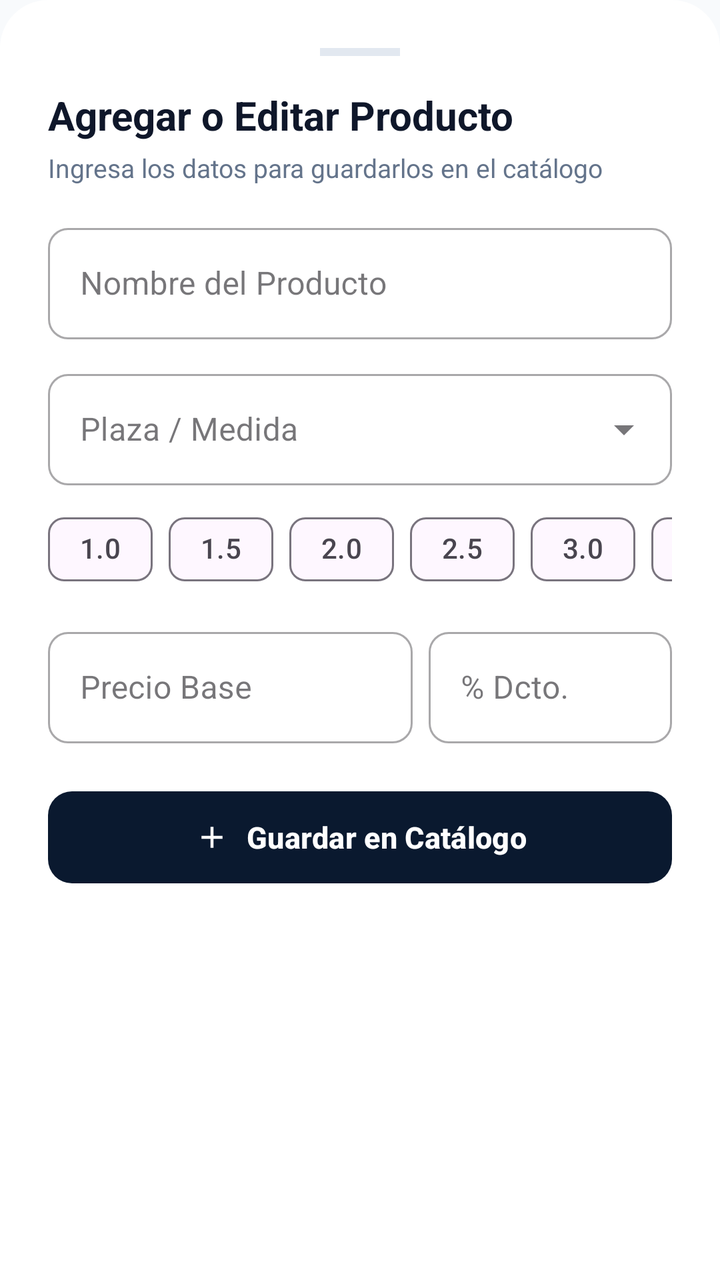
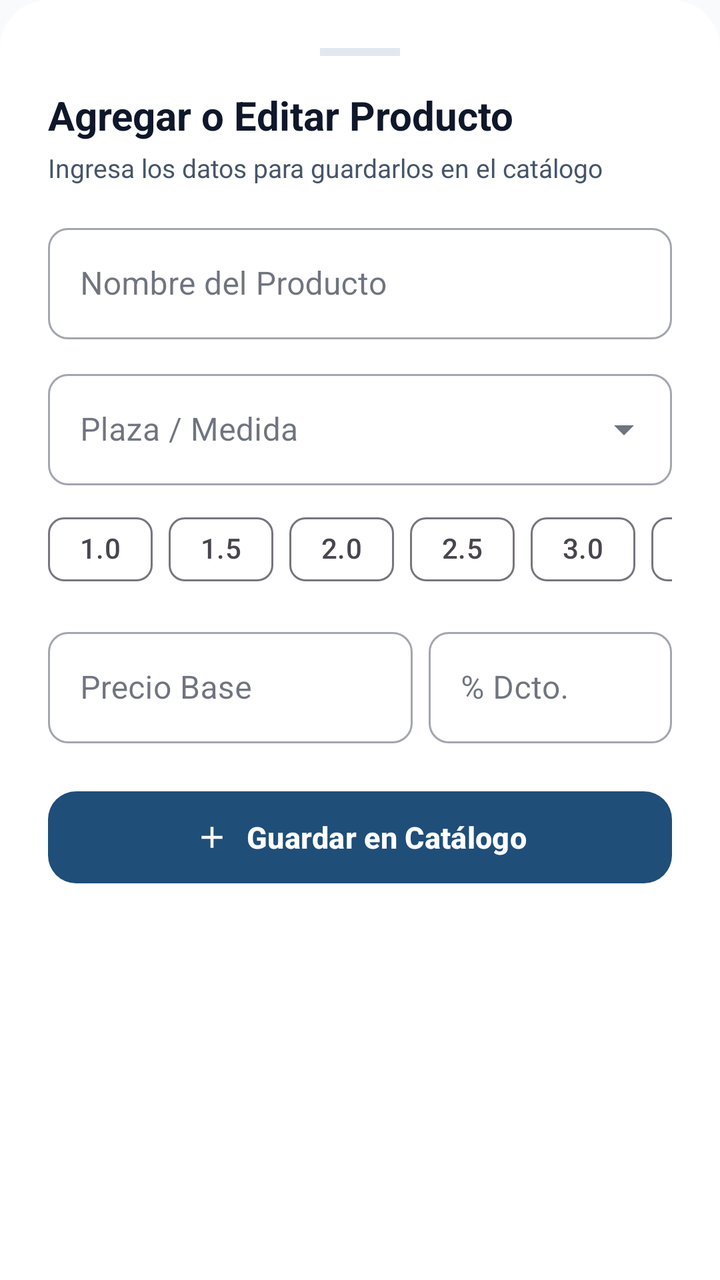

Before-and-after screenshots of an Android layout around one commit, followed by the original layout XML and the change that was made.
<!-- AndroidManifest.xml: application theme Theme.Cannon -->
<!-- res/layout/dialog_add_product.xml -->
<?xml version="1.0" encoding="utf-8"?>
<LinearLayout xmlns:android="http://schemas.android.com/apk/res/android"
    xmlns:app="http://schemas.android.com/apk/res-auto"
    android:layout_width="match_parent"
    android:layout_height="wrap_content"
    android:orientation="vertical"
    android:background="@drawable/bg_bottom_sheet"
    android:padding="24dp">

    <View
        android:layout_width="40dp"
        android:layout_height="4dp"
        android:layout_gravity="center_horizontal"
        android:layout_marginBottom="16dp"
        android:background="@color/divider" />

    <TextView
        android:id="@+id/tvDialogTitulo"
        android:layout_width="wrap_content"
        android:layout_height="wrap_content"
        android:text="Agregar o Editar Producto"
        android:textColor="@color/text_primary"
        android:textSize="20sp"
        android:textStyle="bold" />

    <TextView
        android:id="@+id/tvDialogSubtitulo"
        android:layout_width="wrap_content"
        android:layout_height="wrap_content"
        android:layout_marginTop="4dp"
        android:layout_marginBottom="16dp"
        android:text="Ingresa los datos para guardarlos en el catálogo"
        android:textColor="@color/text_secondary"
        android:textSize="13sp" />

    
    <com.google.android.material.textfield.TextInputLayout
        android:id="@+id/tilDialogNombre"
        style="@style/Widget.MaterialComponents.TextInputLayout.OutlinedBox"
        android:layout_width="match_parent"
        android:layout_height="wrap_content"
        android:layout_marginBottom="12dp"
        android:hint="Nombre del Producto"
        app:boxCornerRadiusBottomEnd="10dp"
        app:boxCornerRadiusBottomStart="10dp"
        app:boxCornerRadiusTopEnd="10dp"
        app:boxCornerRadiusTopStart="10dp">

        <com.google.android.material.textfield.TextInputEditText
            android:id="@+id/etDialogNombre"
            android:layout_width="match_parent"
            android:layout_height="wrap_content"
            android:inputType="textCapWords" />
    </com.google.android.material.textfield.TextInputLayout>

    
    <com.google.android.material.textfield.TextInputLayout
        android:id="@+id/tilDialogPlaza"
        style="@style/Widget.MaterialComponents.TextInputLayout.OutlinedBox.ExposedDropdownMenu"
        android:layout_width="match_parent"
        android:layout_height="wrap_content"
        android:layout_marginBottom="8dp"
        android:hint="Plaza / Medida"
        app:boxCornerRadiusBottomEnd="10dp"
        app:boxCornerRadiusBottomStart="10dp"
        app:boxCornerRadiusTopEnd="10dp"
        app:boxCornerRadiusTopStart="10dp">

        <AutoCompleteTextView
            android:id="@+id/autoDialogPlaza"
            android:layout_width="match_parent"
            android:layout_height="wrap_content"
            android:inputType="text" />
    </com.google.android.material.textfield.TextInputLayout>

    
    <HorizontalScrollView
        android:layout_width="match_parent"
        android:layout_height="wrap_content"
        android:layout_marginBottom="12dp"
        android:scrollbars="none">

        <com.google.android.material.chip.ChipGroup
            android:id="@+id/chipGroupPlazasSugeridas"
            android:layout_width="wrap_content"
            android:layout_height="wrap_content"
            app:singleLine="true">

            <com.google.android.material.chip.Chip
                android:id="@+id/chipPlaza10"
                style="@style/Widget.Material3.Chip.Suggestion"
                android:layout_width="wrap_content"
                android:layout_height="wrap_content"
                android:text="1.0" />

            <com.google.android.material.chip.Chip
                android:id="@+id/chipPlaza15"
                style="@style/Widget.Material3.Chip.Suggestion"
                android:layout_width="wrap_content"
                android:layout_height="wrap_content"
                android:text="1.5" />

            <com.google.android.material.chip.Chip
                android:id="@+id/chipPlaza20"
                style="@style/Widget.Material3.Chip.Suggestion"
                android:layout_width="wrap_content"
                android:layout_height="wrap_content"
                android:text="2.0" />

            <com.google.android.material.chip.Chip
                android:id="@+id/chipPlaza25"
                style="@style/Widget.Material3.Chip.Suggestion"
                android:layout_width="wrap_content"
                android:layout_height="wrap_content"
                android:text="2.5" />

            <com.google.android.material.chip.Chip
                android:id="@+id/chipPlaza30"
                style="@style/Widget.Material3.Chip.Suggestion"
                android:layout_width="wrap_content"
                android:layout_height="wrap_content"
                android:text="3.0" />

            <com.google.android.material.chip.Chip
                android:id="@+id/chipPlazaKing"
                style="@style/Widget.Material3.Chip.Suggestion"
                android:layout_width="wrap_content"
                android:layout_height="wrap_content"
                android:text="King" />

            <com.google.android.material.chip.Chip
                android:id="@+id/chipPlazaSuperKing"
                style="@style/Widget.Material3.Chip.Suggestion"
                android:layout_width="wrap_content"
                android:layout_height="wrap_content"
                android:text="Super King" />

            <com.google.android.material.chip.Chip
                android:id="@+id/chipPlazaUnica"
                style="@style/Widget.Material3.Chip.Suggestion"
                android:layout_width="wrap_content"
                android:layout_height="wrap_content"
                android:text="Única" />
        </com.google.android.material.chip.ChipGroup>
    </HorizontalScrollView>

    
    <LinearLayout
        android:layout_width="match_parent"
        android:layout_height="wrap_content"
        android:layout_marginBottom="20dp"
        android:orientation="horizontal">

        <com.google.android.material.textfield.TextInputLayout
            android:id="@+id/tilDialogPrecio"
            style="@style/Widget.MaterialComponents.TextInputLayout.OutlinedBox"
            android:layout_width="0dp"
            android:layout_height="wrap_content"
            android:layout_weight="1.2"
            android:layout_marginEnd="8dp"
            android:hint="Precio Base"
            app:boxCornerRadiusBottomEnd="10dp"
            app:boxCornerRadiusBottomStart="10dp"
            app:boxCornerRadiusTopEnd="10dp"
            app:boxCornerRadiusTopStart="10dp"
            app:prefixText="$">

            <com.google.android.material.textfield.TextInputEditText
                android:id="@+id/etDialogPrecio"
                android:layout_width="match_parent"
                android:layout_height="wrap_content"
                android:inputType="number" />
        </com.google.android.material.textfield.TextInputLayout>

        <com.google.android.material.textfield.TextInputLayout
            android:id="@+id/tilDialogDescuento"
            style="@style/Widget.MaterialComponents.TextInputLayout.OutlinedBox"
            android:layout_width="0dp"
            android:layout_height="wrap_content"
            android:layout_weight="0.8"
            android:hint="% Dcto."
            app:boxCornerRadiusBottomEnd="10dp"
            app:boxCornerRadiusBottomStart="10dp"
            app:boxCornerRadiusTopEnd="10dp"
            app:boxCornerRadiusTopStart="10dp"
            app:suffixText="%">

            <com.google.android.material.textfield.TextInputEditText
                android:id="@+id/etDialogDescuento"
                android:layout_width="match_parent"
                android:layout_height="wrap_content"
                android:inputType="numberDecimal" />
        </com.google.android.material.textfield.TextInputLayout>
    </LinearLayout>

    
    <com.google.android.material.button.MaterialButton
        android:id="@+id/btnDialogGuardar"
        android:layout_width="match_parent"
        android:layout_height="54dp"
        android:text="Guardar en Catálogo"
        android:textSize="15sp"
        android:textStyle="bold"
        app:cornerRadius="12dp"
        app:icon="@drawable/ic_add"
        app:iconGravity="textStart" />

    
    <com.google.android.material.button.MaterialButton
        android:id="@+id/btnDialogEliminar"
        style="@style/Widget.Material3.Button.TextButton"
        android:layout_width="match_parent"
        android:layout_height="wrap_content"
        android:layout_marginTop="8dp"
        android:text="Eliminar este producto del catálogo"
        android:textColor="@color/error"
        android:textSize="14sp"
        app:icon="@drawable/ic_delete"
        app:iconGravity="textStart"
        app:iconTint="@color/error"
        android:visibility="gone" />

</LinearLayout>
<!-- resources referenced by this layout -->
<resources>
  <color name="divider">#E2E8F0</color>
  <color name="error">#DC2626</color>
  <color name="text_primary">#0F172A</color>
  <color name="text_secondary">#64748B</color>
  <!-- drawable bg_bottom_sheet (drawable) -->
  <?xml version="1.0" encoding="utf-8"?>
  <shape xmlns:android="http://schemas.android.com/apk/res/android"
      android:shape="rectangle">
      <corners
          android:topLeftRadius="24dp"
          android:topRightRadius="24dp" />
      <solid android:color="@color/surface" />
  </shape>
  <!-- drawable ic_add (drawable) -->
  <vector xmlns:android="http://schemas.android.com/apk/res/android"
      android:width="24dp"
      android:height="24dp"
      android:viewportWidth="24"
      android:viewportHeight="24">
    <path
        android:fillColor="@android:color/white"
        android:pathData="M19,13h-6v6h-2v-6H5v-2h6V5h2v6h6V13z"/>
  </vector>
  <!-- drawable ic_delete (drawable) -->
  <vector xmlns:android="http://schemas.android.com/apk/res/android"
      android:width="24dp"
      android:height="24dp"
      android:viewportWidth="24"
      android:viewportHeight="24">
    <path
        android:fillColor="@android:color/white"
        android:pathData="M6,19c0,1.1 0.9,2 2,2h8c1.1,0 2,-0.9 2,-2V7H6v12zM19,4h-3.5l-1,-1h-5l-1,1H5v2h14V4z"/>
  </vector>
  <style name="Theme.Cannon" parent="Theme.Material3.Light.NoActionBar">
          <item name="colorPrimary">@color/primary</item>
          <item name="colorPrimaryVariant">@color/primary_dark</item>
          <item name="colorOnPrimary">@color/white</item>
          <item name="colorSecondary">@color/secondary</item>
          <item name="android:windowBackground">@color/background</item>
          <item name="android:statusBarColor">@color/primary_dark</item>
      </style>
  <color name="surface">#FFFFFF</color>
  <color name="primary">#0A192F</color>
  <color name="primary_dark">#07111E</color>
  <color name="white">#FFFFFF</color>
  <color name="secondary">#059669</color>
  <color name="background">#F8FAFC</color>
</resources>

<!-- the commit's change to res/layout/dialog_add_product.xml (unified diff, before → after) -->
@@ -199,11 +199,14 @@
         android:layout_width="match_parent"
         android:layout_height="54dp"
         android:text="Guardar en Catálogo"
+        android:textColor="@color/white"
         android:textSize="15sp"
         android:textStyle="bold"
-        app:cornerRadius="12dp"
+        app:backgroundTint="@color/cannon_navy"
+        app:cornerRadius="14dp"
         app:icon="@drawable/ic_add"
-        app:iconGravity="textStart" />
+        app:iconGravity="textStart"
+        app:iconTint="@color/white" />
 
     
     <com.google.android.material.button.MaterialButton
<!-- resource entries referenced after the edit -->
@@ -1,9 +1,10 @@
 <!-- resources referenced by this layout -->
 <resources>
+  <color name="cannon_navy">#1F4E79</color>
   <color name="divider">#E2E8F0</color>
   <color name="error">#DC2626</color>
   <color name="text_primary">#0F172A</color>
-  <color name="text_secondary">#64748B</color>
+  <color name="text_secondary">#475569</color>
   <!-- drawable bg_bottom_sheet (drawable) -->
   <?xml version="1.0" encoding="utf-8"?>
   <shape xmlns:android="http://schemas.android.com/apk/res/android"
@@ -34,18 +35,21 @@
         android:pathData="M6,19c0,1.1 0.9,2 2,2h8c1.1,0 2,-0.9 2,-2V7H6v12zM19,4h-3.5l-1,-1h-5l-1,1H5v2h14V4z"/>
   </vector>
   <style name="Theme.Cannon" parent="Theme.Material3.Light.NoActionBar">
-          <item name="colorPrimary">@color/primary</item>
-          <item name="colorPrimaryVariant">@color/primary_dark</item>
+          <item name="colorPrimary">@color/cannon_navy</item>
+          <item name="colorPrimaryVariant">@color/cannon_navy_dark</item>
           <item name="colorOnPrimary">@color/white</item>
-          <item name="colorSecondary">@color/secondary</item>
+          <item name="colorSecondary">@color/cannon_red</item>
+          <item name="colorOnSecondary">@color/white</item>
+          <item name="colorSurface">@color/surface</item>
+          <item name="colorOnSurface">@color/text_primary</item>
           <item name="android:windowBackground">@color/background</item>
-          <item name="android:statusBarColor">@color/primary_dark</item>
+          <item name="android:statusBarColor">@color/cannon_navy_dark</item>
+          <item name="android:navigationBarColor">@color/surface</item>
       </style>
   <color name="surface">#FFFFFF</color>
-  <color name="primary">#0A192F</color>
-  <color name="primary_dark">#07111E</color>
+  <color name="cannon_navy_dark">#0E294B</color>
+  <color name="cannon_red">#C00000</color>
   <color name="white">#FFFFFF</color>
-  <color name="secondary">#059669</color>
   <color name="background">#F8FAFC</color>
 </resources>
 
